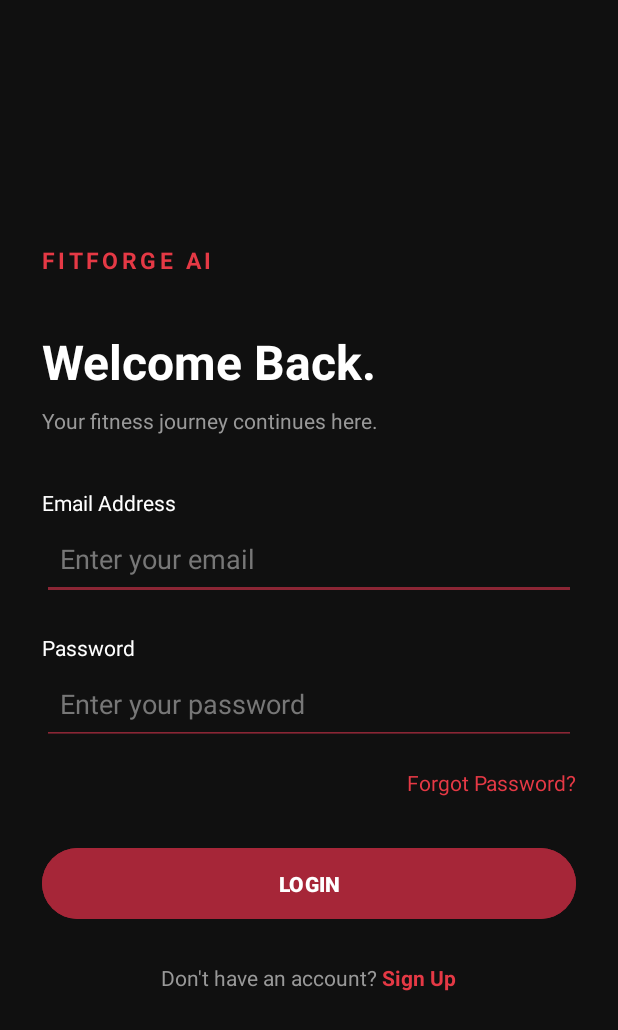
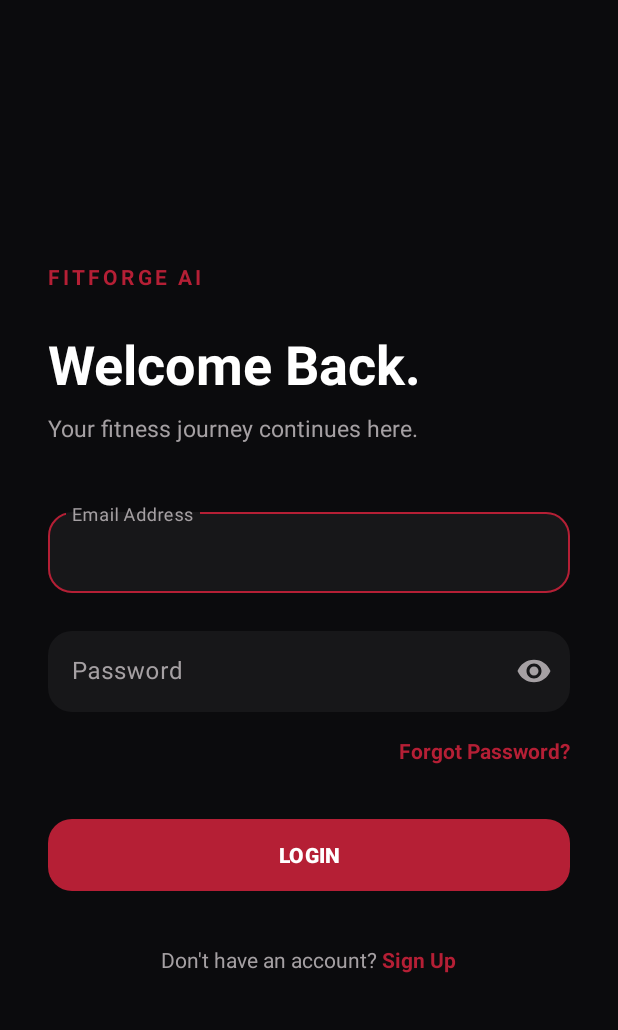
Before and after one commit to ronitjagdale39/FitForge, an Android app: the screen it shows after launch (LoginActivity), on a phone screen of 412 x 824 dp. Shown: the top 1030 px of the screen. Run offline under Robolectric (Android 15) with nearby library versions, the phone set to English and light mode, and no system bars.

Commit message:
fix:chnged the ui of login page.

```diff
--- a/app/src/main/res/layout/activity_login.xml
+++ b/app/src/main/res/layout/activity_login.xml
@@ -1,25 +1,25 @@
 <?xml version="1.0" encoding="utf-8"?>
-
 <ScrollView
     xmlns:android="http://schemas.android.com/apk/res/android"
+    xmlns:app="http://schemas.android.com/apk/res-auto"
     android:layout_width="match_parent"
     android:layout_height="match_parent"
-    android:background="#101010"
+    android:background="@color/background"
     android:fillViewport="true">
 
     <LinearLayout
         android:layout_width="match_parent"
         android:layout_height="wrap_content"
         android:orientation="vertical"
-        android:padding="28dp"
+        android:padding="32dp"
         android:gravity="center_vertical">
 
         <TextView
             android:layout_width="wrap_content"
             android:layout_height="wrap_content"
             android:text="FITFORGE AI"
-            android:textColor="#E53945"
-            android:textSize="15sp"
+            android:textColor="@color/primary"
+            android:textSize="14sp"
             android:textStyle="bold"
             android:letterSpacing="0.15"/>
 
@@ -27,107 +27,119 @@
             android:layout_width="wrap_content"
             android:layout_height="wrap_content"
             android:text="Welcome Back."
-            android:textColor="#FFFFFF"
-            android:textSize="32sp"
+            android:textColor="@color/white"
+            android:textSize="36sp"
             android:textStyle="bold"
-            android:layout_marginTop="35dp"/>
+            android:layout_marginTop="24dp"/>
 
         <TextView
             android:layout_width="wrap_content"
             android:layout_height="wrap_content"
             android:text="Your fitness journey continues here."
-            android:textColor="#999999"
-            android:textSize="14sp"
-            android:layout_marginTop="8dp"/>
+            android:textColor="@color/text_secondary"
+            android:textSize="15sp"
+            android:layout_marginTop="8dp"
+            android:layout_marginBottom="40dp"/>
 
         <!-- Email -->
+        <com.google.android.material.textfield.TextInputLayout
+            android:layout_width="match_parent"
+            android:layout_height="wrap_content"
+            android:hint="Email Address"
+            app:hintTextColor="@color/text_secondary"
+            android:textColorHint="@color/text_secondary"
+            app:boxBackgroundColor="@color/surface"
+            app:boxStrokeColor="@color/primary"
+            app:boxStrokeWidth="0dp"
+            app:boxStrokeWidthFocused="1dp"
+            app:boxCornerRadiusTopStart="16dp"
+            app:boxCornerRadiusTopEnd="16dp"
+            app:boxCornerRadiusBottomStart="16dp"
+            app:boxCornerRadiusBottomEnd="16dp"
+            android:layout_marginBottom="20dp">
 
-        <TextView
-            android:layout_width="wrap_content"
-            android:layout_height="wrap_content"
-            android:text="Email Address"
-            android:textColor="#FFFFFF"
-            android:layout_marginTop="35dp"
-            android:textSize="14sp"/>
-
-        <EditText
+            <com.google.android.material.textfield.TextInputEditText
                 android:id="@+id/etEmail"
                 android:layout_width="match_parent"
-            android:layout_height="55dp"
-            android:hint="Enter your email"
+                android:layout_height="wrap_content"
                 android:inputType="textEmailAddress"
-            android:singleLine="true"
-            android:textColor="#FFFFFF"
-            android:textColorHint="#777777"
-            android:backgroundTint="#8B2635"
-            android:padding="12dp"/>
+                android:textColor="@color/white"
+                android:paddingTop="16dp"
+                android:paddingBottom="16dp"/>
+        </com.google.android.material.textfield.TextInputLayout>
 
         <!-- Password -->
+        <com.google.android.material.textfield.TextInputLayout
+            android:layout_width="match_parent"
+            android:layout_height="wrap_content"
+            android:hint="Password"
+            app:hintTextColor="@color/text_secondary"
+            android:textColorHint="@color/text_secondary"
+            app:boxBackgroundColor="@color/surface"
+            app:boxStrokeColor="@color/primary"
+            app:boxStrokeWidth="0dp"
+            app:boxStrokeWidthFocused="1dp"
+            app:boxCornerRadiusTopStart="16dp"
+            app:boxCornerRadiusTopEnd="16dp"
+            app:boxCornerRadiusBottomStart="16dp"
+            app:boxCornerRadiusBottomEnd="16dp"
+            app:passwordToggleEnabled="true"
+            app:passwordToggleTint="@color/text_secondary">
 
-        <TextView
-            android:layout_width="wrap_content"
-            android:layout_height="wrap_content"
-            android:text="Password"
-            android:textColor="#FFFFFF"
-            android:layout_marginTop="22dp"
-            android:textSize="14sp"/>
-
-        <EditText
+            <com.google.android.material.textfield.TextInputEditText
                 android:id="@+id/etPassword"
                 android:layout_width="match_parent"
-            android:layout_height="55dp"
-            android:hint="Enter your password"
+                android:layout_height="wrap_content"
                 android:inputType="textPassword"
-            android:singleLine="true"
-            android:textColor="#FFFFFF"
-            android:textColorHint="#777777"
-            android:backgroundTint="#8B2635"
-            android:padding="12dp"/>
+                android:textColor="@color/white"
+                android:paddingTop="16dp"
+                android:paddingBottom="16dp"/>
+        </com.google.android.material.textfield.TextInputLayout>
 
         <!-- Forgot Password -->
-
         <TextView
             android:id="@+id/tvForgotPassword"
             android:layout_width="match_parent"
             android:layout_height="wrap_content"
             android:text="Forgot Password?"
-            android:textColor="#E53945"
+            android:textColor="@color/primary"
             android:gravity="end"
-            android:layout_marginTop="15dp"/>
+            android:layout_marginTop="16dp"
+            android:textStyle="bold"
+            android:textSize="14sp"/>
 
         <!-- Login Button -->
-
         <Button
             android:id="@+id/btnLogin"
             android:layout_width="match_parent"
-            android:layout_height="55dp"
+            android:layout_height="56dp"
             android:text="LOGIN"
-            android:textColor="#FFFFFF"
+            android:textColor="@color/white"
             android:textStyle="bold"
-            android:backgroundTint="#A62638"
-            android:layout_marginTop="30dp"/>
+            app:backgroundTint="@color/primary"
+            app:cornerRadius="16dp"
+            android:layout_marginTop="32dp"/>
 
         <!-- Register Navigation -->
-
         <LinearLayout
             android:layout_width="match_parent"
             android:layout_height="wrap_content"
             android:orientation="horizontal"
             android:gravity="center"
-            android:layout_marginTop="25dp">
+            android:layout_marginTop="32dp">
 
             <TextView
                 android:layout_width="wrap_content"
                 android:layout_height="wrap_content"
                 android:text="Don't have an account? "
-                android:textColor="#999999"/>
+                android:textColor="@color/text_secondary"/>
 
             <TextView
                 android:id="@+id/tvRegister"
                 android:layout_width="wrap_content"
                 android:layout_height="wrap_content"
                 android:text="Sign Up"
-                android:textColor="#E53945"
+                android:textColor="@color/primary"
                 android:textStyle="bold"/>
 
         </LinearLayout>
```
Also changed, not shown: app/src/main/res/layout/activity_register.xml (+126 -47 lines), 1 other file. Lines whose indentation alone changed are shown as unchanged.
